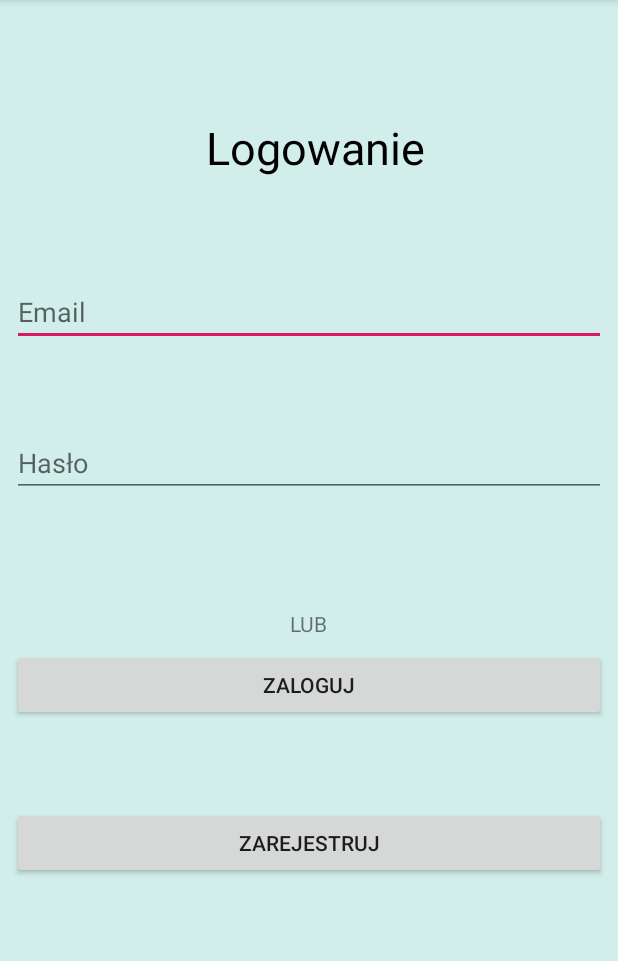
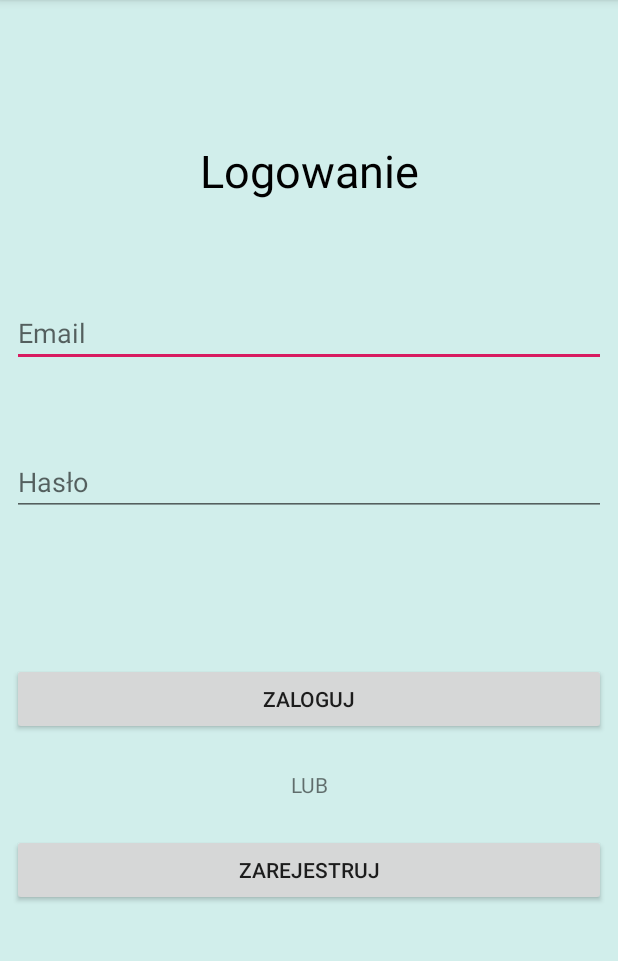
Before and after one commit to agatasidlo/Organizer, an Android app: the screen it shows after launch (MainActivity), on a phone screen of 412 x 824 dp, the part 84-1045 px from its top. Run offline under Robolectric (Android 15) with nearby library versions, the phone set to English and light mode, and no system bars; our stand-ins replace Firebase (no records; nobody signed in at launch, a user with empty details on screens opened directly).

Commit message:
menu - flexible dimensions

```diff
--- a/Organizer/app/src/main/res/layout/activity_main.xml
+++ b/Organizer/app/src/main/res/layout/activity_main.xml
@@ -35,7 +35,7 @@
         android:layout_marginTop="8dp"
         android:layout_marginEnd="8dp"
         android:layout_marginRight="8dp"
-        android:layout_marginBottom="107dp"
+        android:layout_marginBottom="8dp"
         android:paddingTop="10px"
         android:paddingBottom="10px"
         android:text="zarejestruj"
@@ -43,7 +43,7 @@
         app:layout_constraintEnd_toEndOf="parent"
         app:layout_constraintStart_toStartOf="parent"
         app:layout_constraintTop_toBottomOf="@+id/loginBtn"
-        app:layout_constraintVertical_bias="0.39999998" />
+        app:layout_constraintVertical_bias="0.26999998" />
 
     <EditText
         android:id="@+id/passwdId"
@@ -85,11 +85,11 @@
         android:id="@+id/logowanieText"
         android:layout_width="wrap_content"
         android:layout_height="wrap_content"
-        android:layout_marginStart="175dp"
-        android:layout_marginLeft="175dp"
-        android:layout_marginTop="44dp"
-        android:layout_marginEnd="167dp"
-        android:layout_marginRight="167dp"
+        android:layout_marginStart="8dp"
+        android:layout_marginLeft="8dp"
+        android:layout_marginTop="8dp"
+        android:layout_marginEnd="8dp"
+        android:layout_marginRight="8dp"
         android:layout_marginBottom="8dp"
         android:text="Logowanie"
         android:textColor="#000000"
@@ -98,18 +98,17 @@
         app:layout_constraintEnd_toEndOf="parent"
         app:layout_constraintStart_toStartOf="parent"
         app:layout_constraintTop_toTopOf="parent"
-        app:layout_constraintVertical_bias="0.050000012" />
+        app:layout_constraintVertical_bias="0.120000005" />
 
     <TextView
         android:id="@+id/orId"
         android:layout_width="44dp"
         android:layout_height="24dp"
-        android:layout_marginTop="404dp"
         android:gravity="center"
         android:text="@string/or"
+        app:layout_constraintBottom_toTopOf="@+id/registerBtn"
         app:layout_constraintEnd_toEndOf="parent"
-        app:layout_constraintHorizontal_bias="0.498"
         app:layout_constraintStart_toStartOf="parent"
-        app:layout_constraintTop_toTopOf="parent" />
+        app:layout_constraintTop_toBottomOf="@+id/loginBtn" />
 
 </android.support.constraint.ConstraintLayout>
```
